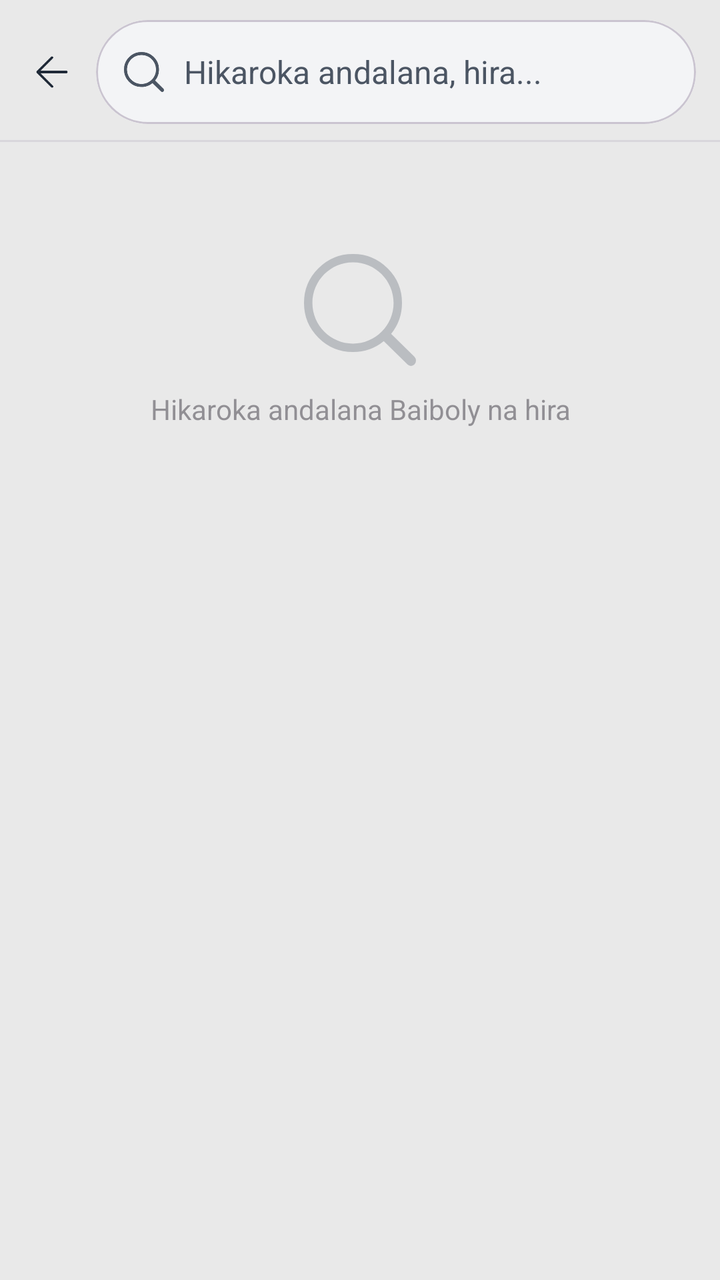
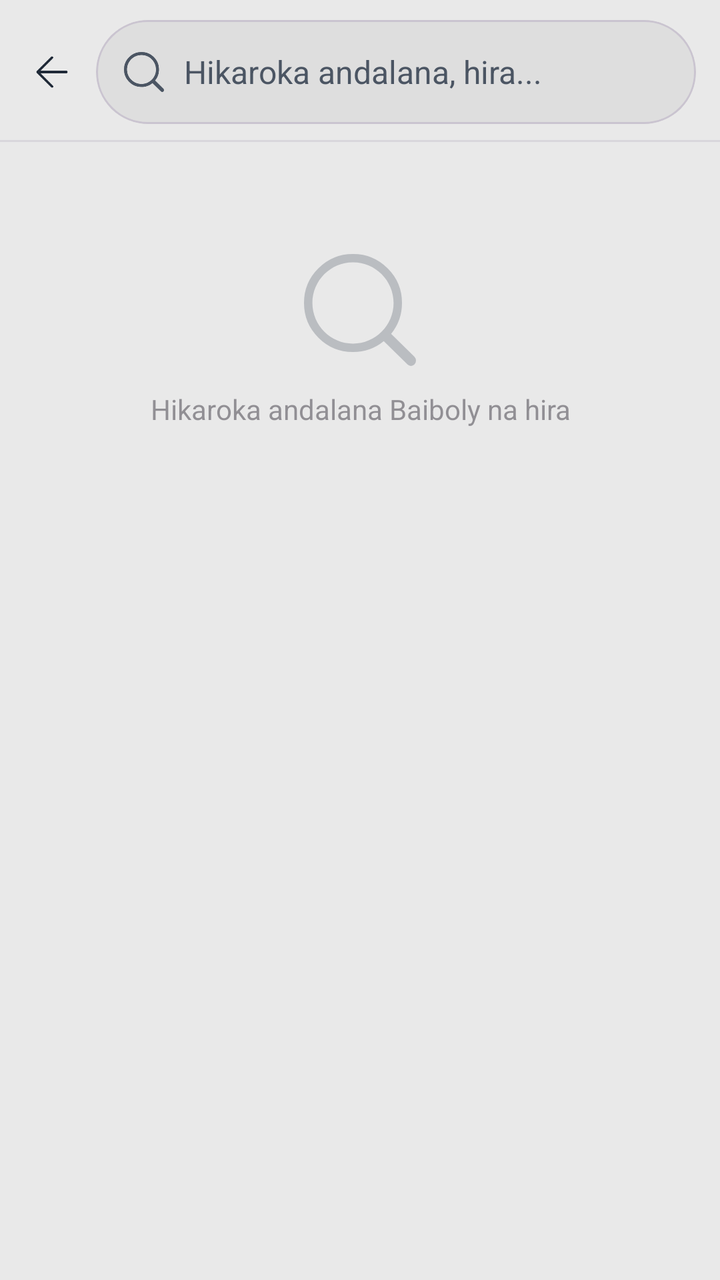

Compare the two renders of this Android layout. The source of the first and the diff that turns it into the second are given below.
<!-- AndroidManifest.xml: application theme Theme.Baiboly -->
<!-- res/layout/activity_search.xml -->
<?xml version="1.0" encoding="utf-8"?>

<androidx.coordinatorlayout.widget.CoordinatorLayout
    xmlns:android="http://schemas.android.com/apk/res/android"
    xmlns:app="http://schemas.android.com/apk/res-auto"
    xmlns:tools="http://schemas.android.com/tools"
    android:layout_width="match_parent"
    android:layout_height="match_parent"
    android:background="?attr/colorSurface">

    <com.google.android.material.appbar.AppBarLayout
        android:id="@+id/appBarLayout"
        android:layout_width="match_parent"
        android:layout_height="wrap_content"
        android:background="?attr/colorSurface"
        android:elevation="0dp"
        app:liftOnScroll="false"
        app:liftOnScrollTargetViewId="@+id/recyclerResults">

        
        <LinearLayout
            android:layout_width="match_parent"
            android:layout_height="wrap_content"
            android:gravity="center_vertical"
            android:paddingTop="4dp">

            <ImageView
                android:id="@+id/btnBack"
                android:layout_width="44dp"
                android:layout_height="56dp"
                android:layout_marginStart="4dp"
                android:padding="10dp"
                android:background="?attr/selectableItemBackgroundBorderless"
                android:src="@drawable/ic_arrow_back"
                android:contentDescription="Hiverina"
                app:tint="?attr/colorOnSurface" />

            <com.google.android.material.card.MaterialCardView
                android:layout_width="0dp"
                android:layout_height="wrap_content"
                android:layout_weight="1"
                android:layout_marginEnd="12dp"
                android:layout_marginVertical="6dp"
                app:cardCornerRadius="28dp"
                app:cardElevation="0dp"
                app:strokeWidth="1dp"
                app:strokeColor="?attr/colorOutlineVariant"
                android:foreground="?attr/selectableItemBackground">

                <LinearLayout
                    android:layout_width="match_parent"
                    android:layout_height="52dp"
                    android:gravity="center_vertical"
                    android:background="?attr/colorSurfaceVariant"
                    android:orientation="horizontal"
                    android:paddingStart="14dp"
                    android:paddingEnd="8dp">

                    <ImageView
                        android:layout_width="20dp"
                        android:layout_height="20dp"
                        android:src="@drawable/ic_search"
                        app:tint="?attr/colorOnSurfaceVariant" />

                    <EditText
                        android:id="@+id/etSearchNumber"
                        android:layout_width="0dp"
                        android:layout_height="match_parent"
                        android:layout_weight="1"
                        android:background="@null"
                        android:hint="Hikaroka andalana, hira..."
                        android:imeOptions="actionSearch"
                        android:importantForAutofill="no"
                        android:inputType="text"
                        android:maxLines="1"
                        android:paddingHorizontal="10dp"
                        android:textColorHint="?attr/colorOnSurfaceVariant"
                        android:textSize="16sp" />

                    <ImageButton
                        android:id="@+id/btnClearSearch"
                        android:layout_width="32dp"
                        android:layout_height="32dp"
                        android:background="?attr/selectableItemBackgroundBorderless"
                        android:padding="7dp"
                        android:src="@drawable/ic_close"
                        android:contentDescription="Fafao"
                        android:visibility="gone"
                        app:tint="?attr/colorOnSurfaceVariant" />

                </LinearLayout>
            </com.google.android.material.card.MaterialCardView>
        </LinearLayout>

        
        <ProgressBar
            android:id="@+id/progressSearch"
            style="?android:attr/progressBarStyleHorizontal"
            android:layout_width="match_parent"
            android:layout_height="2dp"
            android:indeterminate="true"
            android:visibility="invisible" />

        
        <HorizontalScrollView
            android:id="@+id/scrollChips"
            android:layout_width="match_parent"
            android:layout_height="wrap_content"
            android:scrollbars="none"
            android:overScrollMode="never">

            <com.google.android.material.chip.ChipGroup
                android:id="@+id/chipGroupCategories"
                android:layout_width="wrap_content"
                android:layout_height="wrap_content"
                android:layout_marginHorizontal="12dp"
                android:layout_marginBottom="10dp"
                android:visibility="gone"
                app:chipSpacingHorizontal="8dp"
                app:singleLine="true"
                app:singleSelection="true" />
        </HorizontalScrollView>

        <View
            android:layout_width="match_parent"
            android:layout_height="1dp"
            android:background="?attr/colorOutlineVariant"
            android:alpha="0.5" />

    </com.google.android.material.appbar.AppBarLayout>

    
    <FrameLayout
        android:layout_width="match_parent"
        android:layout_height="match_parent"
        app:layout_behavior="@string/appbar_scrolling_view_behavior">

        <androidx.recyclerview.widget.RecyclerView
            android:id="@+id/recyclerResults"
            android:layout_width="match_parent"
            android:layout_height="match_parent"
            android:clipToPadding="false"
            android:paddingTop="4dp"
            android:paddingBottom="32dp"
            android:visibility="gone"
            tools:listitem="@layout/item_search_result" />

        
        <LinearLayout
            android:id="@+id/stateIdle"
            android:layout_width="match_parent"
            android:layout_height="wrap_content"
            android:layout_gravity="top"
            android:gravity="center_horizontal"
            android:orientation="vertical"
            android:paddingHorizontal="48dp"
            android:paddingTop="56dp"
            android:visibility="visible">

            <ImageView
                android:layout_width="56dp"
                android:layout_height="56dp"
                android:alpha="0.3"
                android:src="@drawable/ic_search"
                app:tint="?attr/colorOnSurfaceVariant" />

            <TextView
                android:layout_width="wrap_content"
                android:layout_height="wrap_content"
                android:layout_marginTop="12dp"
                android:alpha="0.55"
                android:gravity="center"
                android:text="Hikaroka andalana Baiboly na hira"
                android:textSize="14sp" />
        </LinearLayout>
        
        <LinearLayout
            android:id="@+id/stateEmpty"
            android:layout_width="match_parent"
            android:layout_height="match_parent"
            android:layout_gravity="center"
            android:gravity="center_horizontal"
            android:orientation="vertical"
            android:paddingHorizontal="48dp"
            android:visibility="gone">

            <ImageView
                android:layout_width="64dp"
                android:layout_height="64dp"
                android:alpha="0.3"
                android:src="@drawable/ic_close"
                app:tint="?attr/colorOnSurfaceVariant" />

            <TextView
                android:id="@+id/tvEmptyQuery"
                android:layout_width="wrap_content"
                android:layout_height="wrap_content"
                android:layout_marginTop="14dp"
                android:gravity="center"
                android:text="Tsy nahitana valiny"
                android:textSize="15sp"
                android:textStyle="bold" />

            <TextView
                android:layout_width="wrap_content"
                android:layout_height="wrap_content"
                android:layout_marginTop="4dp"
                android:alpha="0.6"
                android:gravity="center"
                android:text="Andramo teny hafa, na anontanio ny AI"
                android:textSize="13sp" />

            <com.google.android.material.button.MaterialButton
                android:id="@+id/btnAskAiEmpty"
                style="@style/Widget.Material3.Button.TonalButton"
                android:layout_width="wrap_content"
                android:layout_height="wrap_content"
                android:layout_marginTop="18dp"
                android:text="Anontanio ny AI"
                app:icon="@drawable/ic_search" />
        </LinearLayout>

    </FrameLayout>

</androidx.coordinatorlayout.widget.CoordinatorLayout>
<!-- res/layout/item_search_result.xml (included above) -->
<?xml version="1.0" encoding="utf-8"?>

<LinearLayout xmlns:android="http://schemas.android.com/apk/res/android"
    android:layout_width="match_parent"
    android:layout_height="wrap_content"
    android:orientation="vertical"
    android:paddingHorizontal="16dp"
    android:paddingVertical="12dp"
    android:background="?attr/selectableItemBackground">

    
    <LinearLayout
        android:layout_width="wrap_content"
        android:layout_height="wrap_content"
        android:orientation="horizontal"
        android:gravity="center_vertical">

        <TextView
            android:id="@+id/tvBadge"
            android:layout_width="wrap_content"
            android:layout_height="wrap_content"
            android:paddingHorizontal="8dp"
            android:paddingVertical="2dp"
            android:textSize="11sp"
            android:textStyle="bold"
            android:textColor="@android:color/white" />

        <TextView
            android:id="@+id/tvCategoryTag"
            android:layout_width="wrap_content"
            android:layout_height="wrap_content"
            android:layout_marginStart="6dp"
            android:paddingHorizontal="6dp"
            android:paddingVertical="1dp"
            android:textSize="10sp"
            android:textStyle="bold"
            android:textColor="?attr/colorPrimary"
            android:visibility="gone" />
    </LinearLayout>

    <TextView
        android:id="@+id/tvTitle"
        android:layout_width="match_parent"
        android:layout_height="wrap_content"
        android:layout_marginTop="6dp"
        android:textSize="16sp"
        android:textStyle="bold" />

    <TextView
        android:id="@+id/tvSnippet"
        android:layout_width="match_parent"
        android:layout_height="wrap_content"
        android:layout_marginTop="2dp"
        android:maxLines="2"
        android:ellipsize="end"
        android:textSize="13sp"
        android:lineSpacingMultiplier="1.1"
        android:textColor="?attr/colorOnSurfaceVariant" />

</LinearLayout>
<!-- resources referenced by this layout -->
<resources>
  <!-- drawable ic_arrow_back (drawable) -->
  <?xml version="1.0" encoding="utf-8"?>
  <vector xmlns:android="http://schemas.android.com/apk/res/android"
      android:width="24dp"
      android:height="24dp"
      android:viewportWidth="80"
      android:viewportHeight="80">
  
      <path
          android:fillColor="?android:attr/textColorPrimary"
          android:pathData="M64,38H20.83L41.41,17.41a2,2,0,0,0,0,-2.82,2,2,0,0,0,-2.82,0l-24,24a1.79,1.79,0,0,0,-0.25,0.31A1.19,1.19,0,0,0,14.25,39c0,0.07,-0.07,0.13,-0.1,0.2l-0.06,0.2a0.84,0.84,0,0,0,0,0.17,2,2,0,0,0,0,0.78,0.84,0.84,0,0,0,0,0.17l0.06,0.2c0,0.07,0.07,0.13,0.1,0.2a1.19,1.19,0,0,0,0.09,0.15,1.79,1.79,0,0,0,0.25,0.31l24,24a2,2,0,1,0,2.82,-2.82L20.83,42H64a2,2,0,0,0,0,-4Z"/>
  </vector>
  <!-- drawable ic_close (drawable) -->
  <vector xmlns:android="http://schemas.android.com/apk/res/android"
      android:width="24dp"
      android:height="24dp"
      android:viewportWidth="24"
      android:viewportHeight="24">
      <path
          android:fillColor="@android:color/white"
          android:pathData="M19,6.41L17.59,5 12,10.59 6.41,5 5,6.41 10.59,12 5,17.59 6.41,19 12,13.41 17.59,19 19,17.59 13.41,12z"/>
  </vector>
  <style name="Theme.Baiboly" parent="Theme.Material3.DayNight.NoActionBar">
  
          
          <item name="colorPrimary">#C40E5A</item>
          <item name="colorOnPrimary">#FFFFFF</item>
          <item name="colorPrimaryContainer">#33B8C4</item>
          <item name="colorOnPrimaryContainer">#002020</item>
  
          
          <item name="colorSecondary">#256EC7</item>
          <item name="colorOnSecondary">#FFFFFF</item>
  
          <item name="android:colorBackground">#FFFFFF</item>
          <item name="colorSurface">#E9E9E9</item>
          <item name="colorOnSurface">#1F2937</item>
          <item name="colorSurfaceVariant">#F3F4F6</item>
          <item name="colorOnSurfaceVariant">#4B5563</item>
          <item name="colorOutline">#B4B4B4</item> 
  
          <item name="colorError">#B00020</item>
  
          
          <item name="android:windowLightStatusBar">true</item>
          <item name="android:statusBarColor">?attr/colorSurface</item>
  
          
          <item name="textInputStyle">@style/Widget.Material3.TextInputLayout.OutlinedBox</item>
      </style>
  <!-- unchanged entries left out for length: 1 -->
</resources>

<!-- the commit's change to res/layout/activity_search.xml (unified diff, before → after) -->
@@ -22,6 +22,7 @@
             android:layout_width="match_parent"
             android:layout_height="wrap_content"
             android:gravity="center_vertical"
+            android:tag="bg_no_cards"
             android:paddingTop="4dp">
 
             <ImageView
@@ -54,6 +55,7 @@
                     android:background="?attr/colorSurfaceVariant"
                     android:orientation="horizontal"
                     android:paddingStart="14dp"
+                    android:backgroundTint="@color/glass"
                     android:paddingEnd="8dp">
 
                     <ImageView
<!-- resource entries referenced after the edit -->
@@ -1,5 +1,6 @@
 <!-- resources referenced by this layout -->
 <resources>
+  <color name="glass">#CDDBDBDB</color>
   <!-- drawable ic_arrow_back (drawable) -->
   <?xml version="1.0" encoding="utf-8"?>
   <vector xmlns:android="http://schemas.android.com/apk/res/android"
@@ -48,8 +49,38 @@
           <item name="android:statusBarColor">?attr/colorSurface</item>
   
           
+          <item name="actionBarPopupTheme">@style/ThemeOverlay.Baiboly.Popup</item>
+          <item name="popupMenuStyle">@style/Widget.Baiboly.PopupMenu</item>
+          <item name="android:popupMenuStyle">@style/Widget.Baiboly.PopupMenu</item>
+          <item name="actionOverflowMenuStyle">@style/Widget.Baiboly.PopupMenu</item>
+  
+          
           <item name="textInputStyle">@style/Widget.Material3.TextInputLayout.OutlinedBox</item>
       </style>
+  <style name="ThemeOverlay.Baiboly.Popup" parent="ThemeOverlay.Material3">
+          <item name="android:popupMenuStyle">@style/Widget.Baiboly.PopupMenu</item>
+          <item name="popupMenuStyle">@style/Widget.Baiboly.PopupMenu</item>
+          <item name="actionOverflowMenuStyle">@style/Widget.Baiboly.PopupMenu</item>
+          <item name="android:popupBackground">@drawable/bg_popup_glass</item>
+      </style>
+  <style name="Widget.Baiboly.PopupMenu" parent="Widget.Material3.PopupMenu">
+          <item name="android:popupBackground">@drawable/bg_popup_glass</item>
+      </style>
+  <!-- drawable bg_popup_glass (drawable) -->
+  <?xml version="1.0" encoding="utf-8"?>
+  <shape xmlns:android="http://schemas.android.com/apk/res/android"
+      android:shape="rectangle">
+      <solid android:color="#E6FFFFFF" />
+      <corners android:radius="20dp" />
+      <stroke
+          android:width="1dp"
+          android:color="#33FFFFFF" />
+      <padding
+          android:left="6dp"
+          android:right="6dp"
+          android:top="6dp"
+          android:bottom="6dp" />
+  </shape>
   <!-- unchanged entries left out for length: 1 -->
 </resources>
 
